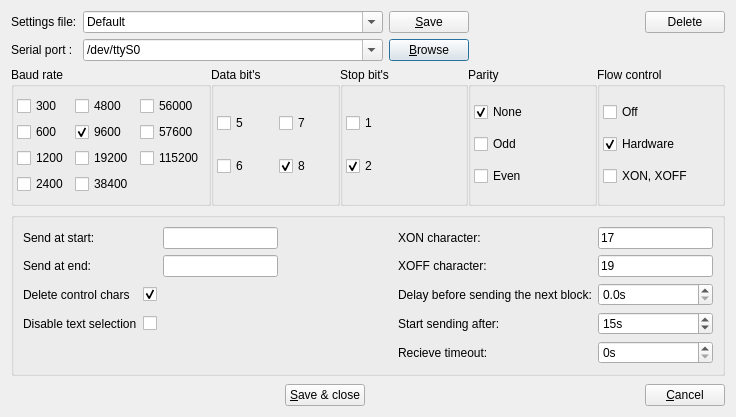
The window that src/spconfigdialog.ui (GCodeProjects/GCodeWorkShop) describes before a commit, drawn with Qt 5.
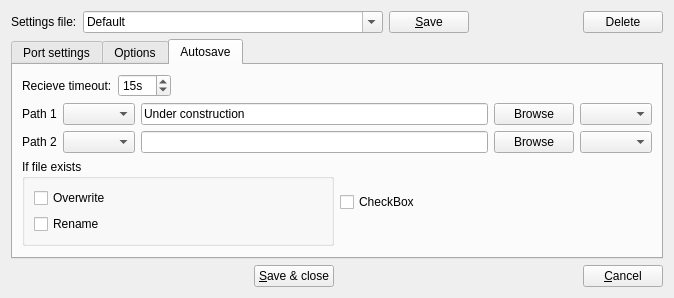
The same window after the commit. The open tabs and pages were chosen to show the change. Icons and pictures are not drawn.

Commit message: New options in find and find file. Changes in configuration dialog. Changes in serial port configuration dialog.

Diff of the .ui file:
```diff
--- a/src/spconfigdialog.ui
+++ b/src/spconfigdialog.ui
@@ -6,8 +6,8 @@
    <rect>
     <x>0</x>
     <y>0</y>
-    <width>736</width>
-    <height>417</height>
+    <width>674</width>
+    <height>288</height>
    </rect>
   </property>
   <property name="sizePolicy">
@@ -21,7 +21,7 @@
   </property>
   <layout class="QVBoxLayout" name="verticalLayout">
    <item>
-    <layout class="QGridLayout" name="gridLayout_7">
+    <layout class="QGridLayout" name="gridLayout_9">
      <item row="0" column="1">
       <widget class="QComboBox" name="configNameBox">
        <property name="minimumSize">
@@ -41,19 +41,12 @@
       </widget>
      </item>
      <item row="0" column="0">
-      <widget class="QLabel" name="label">
+      <widget class="QLabel" name="label_12">
        <property name="text">
         <string>Settings file:</string>
        </property>
       </widget>
      </item>
-     <item row="1" column="0">
-      <widget class="QLabel" name="label_2">
-       <property name="text">
-        <string>Serial port :</string>
-       </property>
-      </widget>
-     </item>
      <item row="0" column="2">
       <widget class="QPushButton" name="saveButton">
        <property name="toolTip">
@@ -104,7 +97,28 @@
        </property>
       </spacer>
      </item>
-     <item row="1" column="1">
+    </layout>
+   </item>
+   <item>
+    <widget class="QTabWidget" name="tabWidget">
+     <property name="currentIndex">
+      <number>0</number>
+     </property>
+     <widget class="QWidget" name="portTab">
+      <attribute name="title">
+       <string>Port settings</string>
+      </attribute>
+      <layout class="QVBoxLayout" name="verticalLayout_2">
+       <item>
+        <layout class="QGridLayout" name="gridLayout_7">
+         <item row="0" column="0">
+          <widget class="QLabel" name="label_2">
+           <property name="text">
+            <string>Serial port :</string>
+           </property>
+          </widget>
+         </item>
+         <item row="0" column="1">
       <widget class="QComboBox" name="portNameComboBox">
        <property name="minimumSize">
         <size>
@@ -137,7 +151,7 @@
        </item>
       </widget>
      </item>
-     <item row="1" column="2">
+         <item row="0" column="3">
       <widget class="QPushButton" name="browseButton">
        <property name="text">
         <string>&amp;Browse</string>
@@ -148,6 +162,19 @@
        </property>
       </widget>
      </item>
+         <item row="0" column="4">
+          <spacer name="horizontalSpacer_5">
+           <property name="orientation">
+            <enum>Qt::Horizontal</enum>
+           </property>
+           <property name="sizeHint" stdset="0">
+            <size>
+             <width>40</width>
+             <height>20</height>
+            </size>
+           </property>
+          </spacer>
+         </item>
     </layout>
    </item>
    <item>
@@ -480,58 +507,14 @@
      </item>
     </layout>
    </item>
-   <item>
-    <widget class="QGroupBox" name="groupBox_6">
-     <property name="title">
-      <string/>
-     </property>
-     <layout class="QGridLayout" name="gridLayout_6">
-      <item row="3" column="4">
-       <widget class="QLabel" name="label_4">
-        <property name="enabled">
-         <bool>true</bool>
-        </property>
-        <property name="text">
-         <string>Delay before sending the next block:</string>
-        </property>
-       </widget>
-      </item>
-      <item row="3" column="6">
-       <widget class="QDoubleSpinBox" name="delayDoubleSpinBox">
-        <property name="toolTip">
-         <string/>
-        </property>
-        <property name="prefix">
-         <string/>
-        </property>
-        <property name="suffix">
-         <string>s</string>
-        </property>
-        <property name="decimals">
-         <number>1</number>
-        </property>
-        <property name="maximum">
-         <double>10.000000000000000</double>
-        </property>
-        <property name="singleStep">
-         <double>0.100000000000000</double>
-        </property>
-       </widget>
-      </item>
-      <item row="3" column="2">
-       <spacer name="horizontalSpacer_5">
-        <property name="orientation">
-         <enum>Qt::Horizontal</enum>
-        </property>
-        <property name="sizeHint" stdset="0">
-         <size>
-          <width>20</width>
-          <height>20</height>
-         </size>
-        </property>
-       </spacer>
-      </item>
-      <item row="0" column="2">
+      </layout>
+     </widget>
+     <widget class="QWidget" name="optionTab">
+      <attribute name="title">
+       <string>Options</string>
+      </attribute>
+      <layout class="QGridLayout" name="gridLayout_8">
+       <item row="1" column="1">
        <widget class="QLineEdit" name="stInput">
         <property name="toolTip">
          <string>&lt;!DOCTYPE HTML PUBLIC &quot;-//W3C//DTD HTML 4.0//EN&quot; &quot;http://www.w3.org/TR/REC-html40/strict.dtd&quot;&gt;
@@ -548,14 +531,64 @@
         </property>
        </widget>
       </item>
-      <item row="0" column="0">
+       <item row="1" column="0">
        <widget class="QLabel" name="label_9">
         <property name="text">
          <string>Send at start:</string>
         </property>
        </widget>
       </item>
-      <item row="2" column="4">
+       <item row="1" column="3">
+        <widget class="QLabel" name="label_5">
+         <property name="enabled">
+          <bool>true</bool>
+         </property>
+         <property name="text">
+          <string>XON character:</string>
+         </property>
+        </widget>
+       </item>
+       <item row="1" column="4">
+        <widget class="QLineEdit" name="xonInput">
+         <property name="toolTip">
+          <string>XON 17 Dec. 0x11 Hex.</string>
+         </property>
+         <property name="inputMask">
+          <string>90; </string>
+         </property>
+         <property name="text">
+          <string>17</string>
+         </property>
+         <property name="maxLength">
+          <number>2</number>
+         </property>
+        </widget>
+       </item>
+       <item row="2" column="0">
+        <widget class="QLabel" name="label_3">
+         <property name="text">
+          <string>Send at end:</string>
+         </property>
+        </widget>
+       </item>
+       <item row="2" column="1">
+        <widget class="QLineEdit" name="eotInput">
+         <property name="toolTip">
+          <string>&lt;!DOCTYPE HTML PUBLIC &quot;-//W3C//DTD HTML 4.0//EN&quot; &quot;http://www.w3.org/TR/REC-html40/strict.dtd&quot;&gt;
+&lt;html&gt;&lt;head&gt;&lt;meta name=&quot;qrichtext&quot; content=&quot;1&quot; /&gt;&lt;style type=&quot;text/css&quot;&gt;
+p, li { white-space: pre-wrap; }
+&lt;/style&gt;&lt;/head&gt;&lt;body style=&quot; font-family:'Sans Serif'; font-size:11pt; font-weight:400; font-style:normal;&quot;&gt;
+&lt;p style=&quot; margin-top:0px; margin-bottom:0px; margin-left:0px; margin-right:0px; -qt-block-indent:0; text-indent:0px;&quot;&gt;You can write plain text or/and hex codes of ASCII characters. &lt;/p&gt;
+&lt;p style=&quot; margin-top:0px; margin-bottom:0px; margin-left:0px; margin-right:0px; -qt-block-indent:0; text-indent:0px;&quot;&gt;Example:	&lt;span style=&quot; font-style:italic;&quot;&gt;% 0x0A 0x0D&lt;/span&gt;   - % and new line characters&lt;/p&gt;
+&lt;p style=&quot; margin-top:0px; margin-bottom:0px; margin-left:0px; margin-right:0px; -qt-block-indent:0; text-indent:0px;&quot;&gt;	&lt;span style=&quot; font-style:italic;&quot;&gt;0x20 0x0A 0x0D&lt;/span&gt;  - space character and new line characters&lt;/p&gt;
+&lt;p style=&quot; margin-top:0px; margin-bottom:0px; margin-left:0px; margin-right:0px; -qt-block-indent:0; text-indent:0px;&quot;&gt;Space character can only be written as hex number - 0x20&lt;/p&gt;&lt;/body&gt;&lt;/html&gt;</string>
+         </property>
+         <property name="maxLength">
+          <number>128</number>
+         </property>
+        </widget>
+       </item>
+       <item row="2" column="3">
        <widget class="QLabel" name="label_6">
         <property name="enabled">
          <bool>true</bool>
@@ -565,7 +598,7 @@
         </property>
        </widget>
       </item>
-      <item row="2" column="6">
+       <item row="2" column="4">
        <widget class="QLineEdit" name="xoffInput">
         <property name="toolTip">
          <string>XOFF 19 Dec. 0x13 Hex.</string>
@@ -607,45 +640,8 @@
         </property>
        </widget>
       </item>
-      <item row="0" column="3">
-       <spacer name="horizontalSpacer_4">
-        <property name="orientation">
-         <enum>Qt::Horizontal</enum>
-        </property>
-        <property name="sizeHint" stdset="0">
-         <size>
-          <width>10</width>
-          <height>20</height>
-         </size>
-        </property>
-       </spacer>
-      </item>
-      <item row="2" column="2">
-       <widget class="QLineEdit" name="eotInput">
-        <property name="toolTip">
-         <string>&lt;!DOCTYPE HTML PUBLIC &quot;-//W3C//DTD HTML 4.0//EN&quot; &quot;http://www.w3.org/TR/REC-html40/strict.dtd&quot;&gt;
-&lt;html&gt;&lt;head&gt;&lt;meta name=&quot;qrichtext&quot; content=&quot;1&quot; /&gt;&lt;style type=&quot;text/css&quot;&gt;
-p, li { white-space: pre-wrap; }
-&lt;/style&gt;&lt;/head&gt;&lt;body style=&quot; font-family:'Sans Serif'; font-size:11pt; font-weight:400; font-style:normal;&quot;&gt;
-&lt;p style=&quot; margin-top:0px; margin-bottom:0px; margin-left:0px; margin-right:0px; -qt-block-indent:0; text-indent:0px;&quot;&gt;You can write plain text or/and hex codes of ASCII characters. &lt;/p&gt;
-&lt;p style=&quot; margin-top:0px; margin-bottom:0px; margin-left:0px; margin-right:0px; -qt-block-indent:0; text-indent:0px;&quot;&gt;Example:	&lt;span style=&quot; font-style:italic;&quot;&gt;% 0x0A 0x0D&lt;/span&gt;   - % and new line characters&lt;/p&gt;
-&lt;p style=&quot; margin-top:0px; margin-bottom:0px; margin-left:0px; margin-right:0px; -qt-block-indent:0; text-indent:0px;&quot;&gt;	&lt;span style=&quot; font-style:italic;&quot;&gt;0x20 0x0A 0x0D&lt;/span&gt;  - space character and new line characters&lt;/p&gt;
-&lt;p style=&quot; margin-top:0px; margin-bottom:0px; margin-left:0px; margin-right:0px; -qt-block-indent:0; text-indent:0px;&quot;&gt;Space character can only be written as hex number - 0x20&lt;/p&gt;&lt;/body&gt;&lt;/html&gt;</string>
-        </property>
-        <property name="maxLength">
-         <number>128</number>
-        </property>
-       </widget>
-      </item>
-      <item row="2" column="0">
-       <widget class="QLabel" name="label_3">
-        <property name="text">
-         <string>Send at end:</string>
-        </property>
-       </widget>
-      </item>
-      <item row="0" column="4">
-       <widget class="QLabel" name="label_5">
+       <item row="3" column="3">
+        <widget class="QLabel" name="label_4">
         <property name="enabled">
          <bool>true</bool>
         </property>
@@ -654,32 +650,25 @@
         </property>
        </widget>
       </item>
-      <item row="0" column="6">
-       <widget class="QLineEdit" name="xonInput">
+       <item row="3" column="4">
+        <widget class="QDoubleSpinBox" name="delayDoubleSpinBox">
         <property name="toolTip">
-         <string>XON 17 Dec. 0x11 Hex.</string>
-        </property>
-        <property name="inputMask">
-         <string>90; </string>
-        </property>
-        <property name="text">
-         <string>17</string>
-        </property>
-        <property name="maxLength">
-         <number>2</number>
-        </property>
-       </widget>
-      </item>
-      <item row="4" column="1">
-       <widget class="QCheckBox" name="doNotShowProgressInEditor">
-        <property name="toolTip">
-         <string>Enable this option for lower transmission latency on high baud rate</string>
-        </property>
-        <property name="text">
-         <string/>
-        </property>
-        <property name="checked">
-         <bool>false</bool>
+          <string/>
+         </property>
+         <property name="prefix">
+          <string/>
+         </property>
+         <property name="suffix">
+          <string>s</string>
+         </property>
+         <property name="decimals">
+          <number>1</number>
+         </property>
+         <property name="maximum">
+          <double>10.000000000000000</double>
+         </property>
+         <property name="singleStep">
+          <double>0.100000000000000</double>
         </property>
        </widget>
       </item>
@@ -696,14 +685,27 @@
         </property>
        </widget>
       </item>
-      <item row="4" column="4">
+       <item row="4" column="1">
+        <widget class="QCheckBox" name="doNotShowProgressInEditor">
+         <property name="toolTip">
+          <string>Enable this option for lower transmission latency on high baud rate</string>
+         </property>
+         <property name="text">
+          <string/>
+         </property>
+         <property name="checked">
+          <bool>false</bool>
+         </property>
+        </widget>
+       </item>
+       <item row="4" column="3">
        <widget class="QLabel" name="label_8">
         <property name="text">
          <string>Start sending after:</string>
         </property>
        </widget>
       </item>
-      <item row="4" column="6">
+       <item row="4" column="4">
        <widget class="QSpinBox" name="startDelaySpinBox">
         <property name="suffix">
          <string>s</string>
@@ -716,14 +718,49 @@
         </property>
        </widget>
       </item>
-      <item row="5" column="4">
+       <item row="1" column="2">
+        <spacer name="horizontalSpacer_4">
+         <property name="orientation">
+          <enum>Qt::Horizontal</enum>
+         </property>
+         <property name="sizeHint" stdset="0">
+          <size>
+           <width>40</width>
+           <height>20</height>
+          </size>
+         </property>
+        </spacer>
+       </item>
+       <item row="5" column="2">
+        <spacer name="verticalSpacer">
+         <property name="orientation">
+          <enum>Qt::Vertical</enum>
+         </property>
+         <property name="sizeHint" stdset="0">
+          <size>
+           <width>20</width>
+           <height>40</height>
+          </size>
+         </property>
+        </spacer>
+       </item>
+      </layout>
+     </widget>
+     <widget class="QWidget" name="autoSaveTab">
+      <attribute name="title">
+       <string>Autosave</string>
+      </attribute>
+      <layout class="QVBoxLayout" name="verticalLayout_3">
+       <item>
+        <layout class="QHBoxLayout" name="horizontalLayout_4">
+         <item>
        <widget class="QLabel" name="label_11">
         <property name="text">
          <string>Recieve timeout:</string>
         </property>
        </widget>
       </item>
-      <item row="5" column="6">
+         <item>
        <widget class="QSpinBox" name="recieveTimeoutSpinBox">
         <property name="toolTip">
          <string>Close the recieve dialog after this timetimeout</string>
@@ -735,25 +772,116 @@
          <number>300</number>
         </property>
         <property name="value">
-         <number>0</number>
+            <number>15</number>
         </property>
        </widget>
       </item>
-     </layout>
-    </widget>
-   </item>
    <item>
-    <spacer name="verticalSpacer">
+          <spacer name="horizontalSpacer_6">
      <property name="orientation">
-      <enum>Qt::Vertical</enum>
+            <enum>Qt::Horizontal</enum>
      </property>
      <property name="sizeHint" stdset="0">
       <size>
-       <width>20</width>
-       <height>10</height>
+             <width>40</width>
+             <height>20</height>
       </size>
      </property>
     </spacer>
+         </item>
+        </layout>
+       </item>
+       <item>
+        <layout class="QGridLayout" name="gridLayout_6">
+         <item row="0" column="0">
+          <widget class="QLabel" name="label">
+           <property name="text">
+            <string>Path 1</string>
+           </property>
+          </widget>
+         </item>
+         <item row="0" column="1">
+          <widget class="QComboBox" name="type1ComboBox"/>
+         </item>
+         <item row="0" column="2">
+          <widget class="QLineEdit" name="path1LineEdit">
+           <property name="text">
+            <string>Under construction</string>
+           </property>
+          </widget>
+         </item>
+         <item row="0" column="3">
+          <widget class="QPushButton" name="browse1PushButton">
+           <property name="text">
+            <string>Browse</string>
+           </property>
+          </widget>
+         </item>
+         <item row="0" column="4">
+          <widget class="QComboBox" name="ext1ComboBox"/>
+         </item>
+         <item row="1" column="4">
+          <widget class="QComboBox" name="ext2ComboBox"/>
+         </item>
+         <item row="1" column="3">
+          <widget class="QPushButton" name="browse2PushButton">
+           <property name="text">
+            <string>Browse</string>
+           </property>
+          </widget>
+         </item>
+         <item row="1" column="2">
+          <widget class="QLineEdit" name="path2LineEdit"/>
+         </item>
+         <item row="1" column="1">
+          <widget class="QComboBox" name="type2ComboBox"/>
+         </item>
+         <item row="1" column="0">
+          <widget class="QLabel" name="label_13">
+           <property name="text">
+            <string>Path 2</string>
+           </property>
+          </widget>
+         </item>
+        </layout>
+       </item>
+       <item>
+        <layout class="QHBoxLayout" name="horizontalLayout_2">
+         <item>
+          <widget class="QGroupBox" name="groupBox_5">
+           <property name="title">
+            <string>If file exists</string>
+           </property>
+           <layout class="QGridLayout" name="gridLayout_10">
+            <item row="0" column="0">
+             <widget class="QCheckBox" name="overwriteCheckBox">
+              <property name="text">
+               <string>Overwrite</string>
+              </property>
+             </widget>
+            </item>
+            <item row="1" column="0">
+             <widget class="QCheckBox" name="renameCheckBox">
+              <property name="text">
+               <string>Rename</string>
+              </property>
+             </widget>
+            </item>
+           </layout>
+          </widget>
+         </item>
+         <item>
+          <widget class="QCheckBox" name="checkBox">
+           <property name="text">
+            <string>CheckBox</string>
+           </property>
+          </widget>
+         </item>
+        </layout>
+       </item>
+      </layout>
+     </widget>
+    </widget>
    </item>
    <item>
     <layout class="QHBoxLayout" name="horizontalLayout">
```
Left out of the diff: 18 changed lines with no effect on the pictures. Lines whose indentation alone changed are shown as unchanged. The commit also changes 26 other files.
